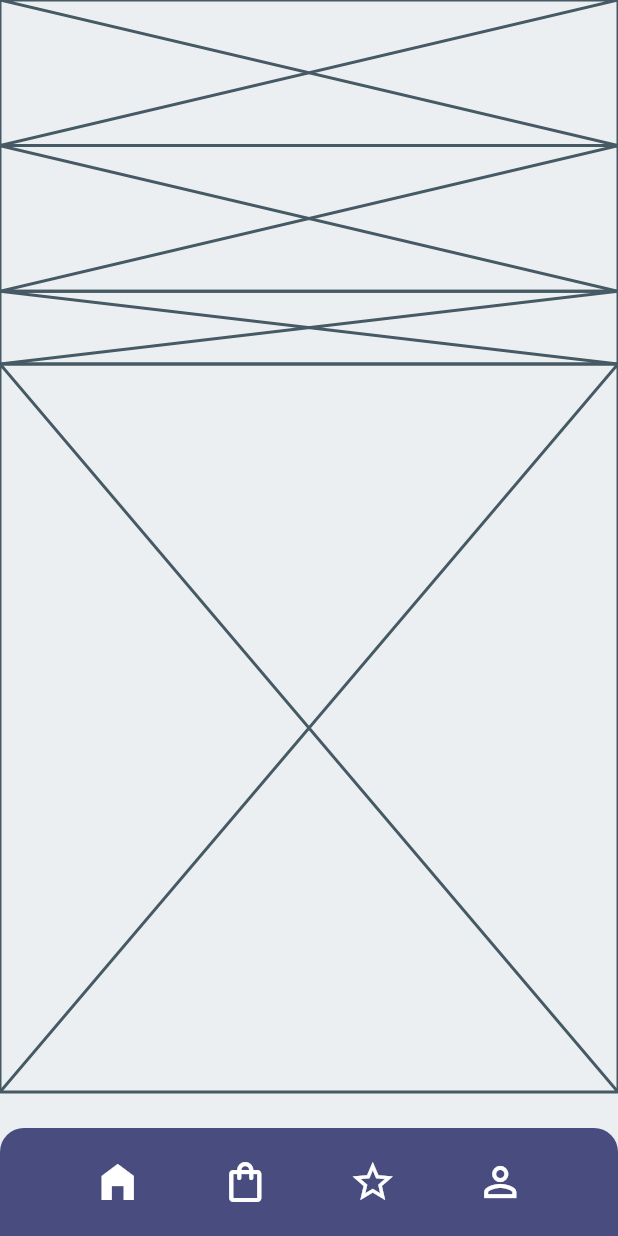
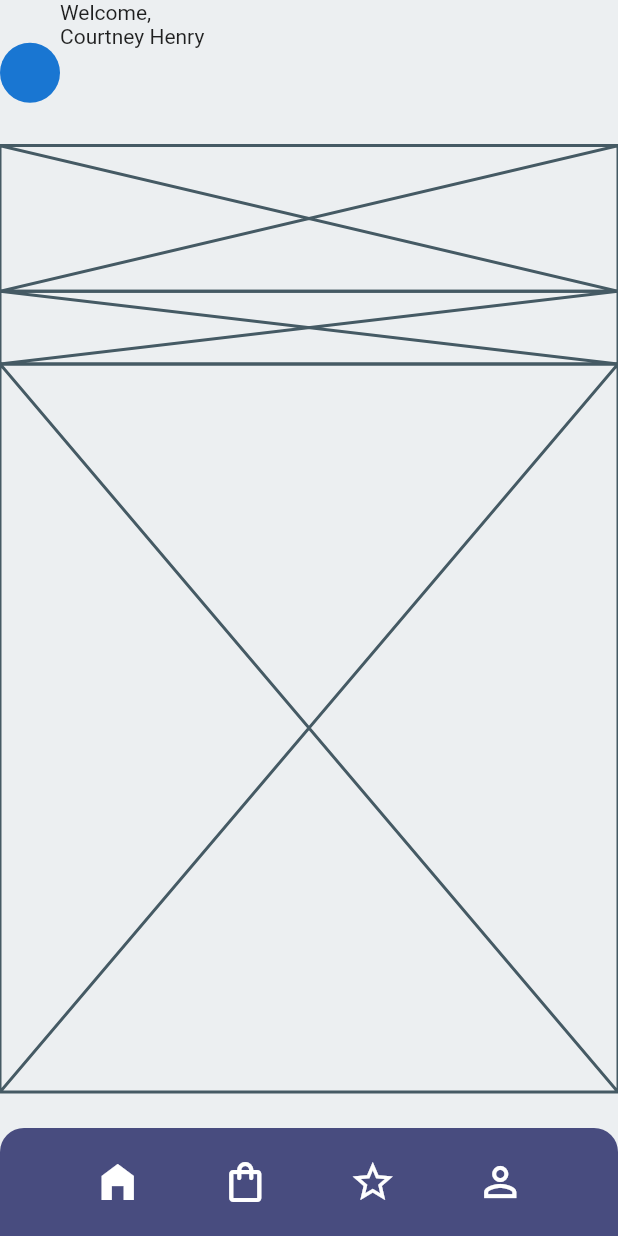
Before and after one commit to JAICHANGPARK/flutter_notebook_11th_story, a Flutter app: the screen it shows after launch, on a phone screen of 412 x 824 dp. Run offline on Flutter 3.47's test engine with Material 2 defaults, Android fonts, the phone set to English and light mode, and no system bars; our stand-ins replace backdrop, badges, flutter_inner_drawer, flutter_slidable, flutter_swiper, google_fonts.

Commit message:
Update furniture_home_page.dart

```diff
--- a/lib/ep735_furniture_app/ui/furniture_home_page.dart
+++ b/lib/ep735_furniture_app/ui/furniture_home_page.dart
@@ -23,7 +23,18 @@ class _FurnitureHomePageState extends State<FurnitureHomePage> {
               bottom: 96,
               child: Column(
                 children: [
-                  Expanded(flex: 2, child: Placeholder()),
+                  Expanded(flex: 2, child: Row(
+                    children: [
+                      CircleAvatar(),
+                      Column(
+                        crossAxisAlignment: CrossAxisAlignment.start,
+                        children: [
+                          Text("Welcome,"),
+                          Text("Courtney Henry"),
+                        ],
+                      )
+                    ],
+                  )),
                   Expanded(flex: 2, child: Placeholder()),
                   Expanded(flex: 1, child: Placeholder()),
                   Expanded(flex: 10, child: Placeholder()),
```
